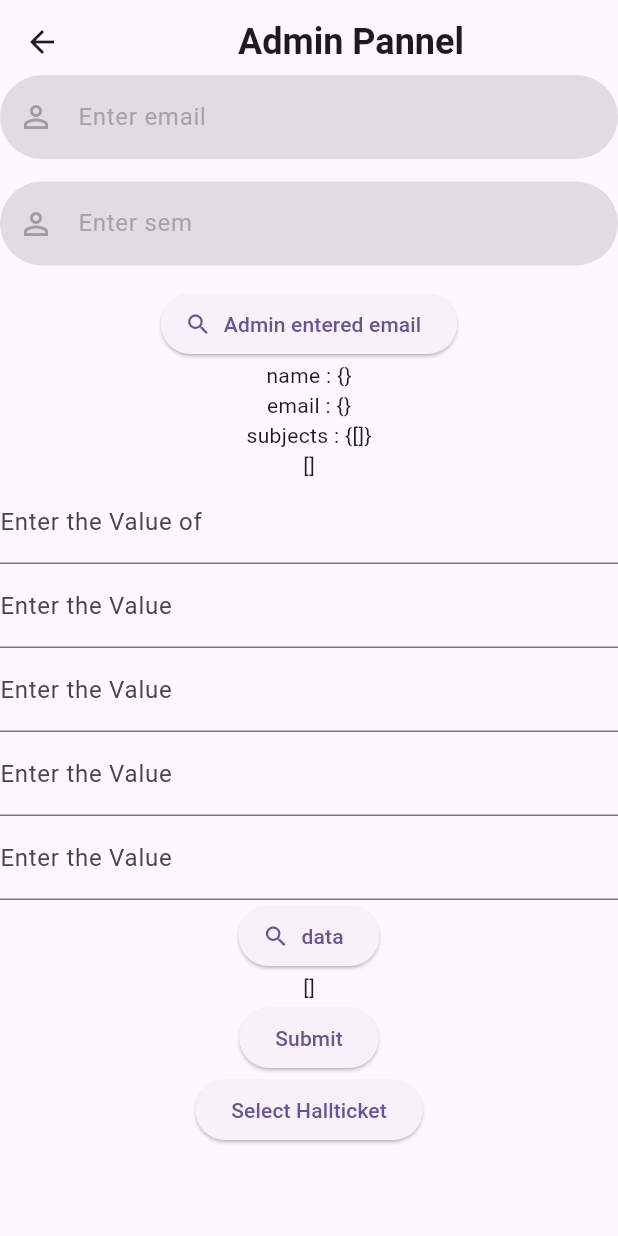
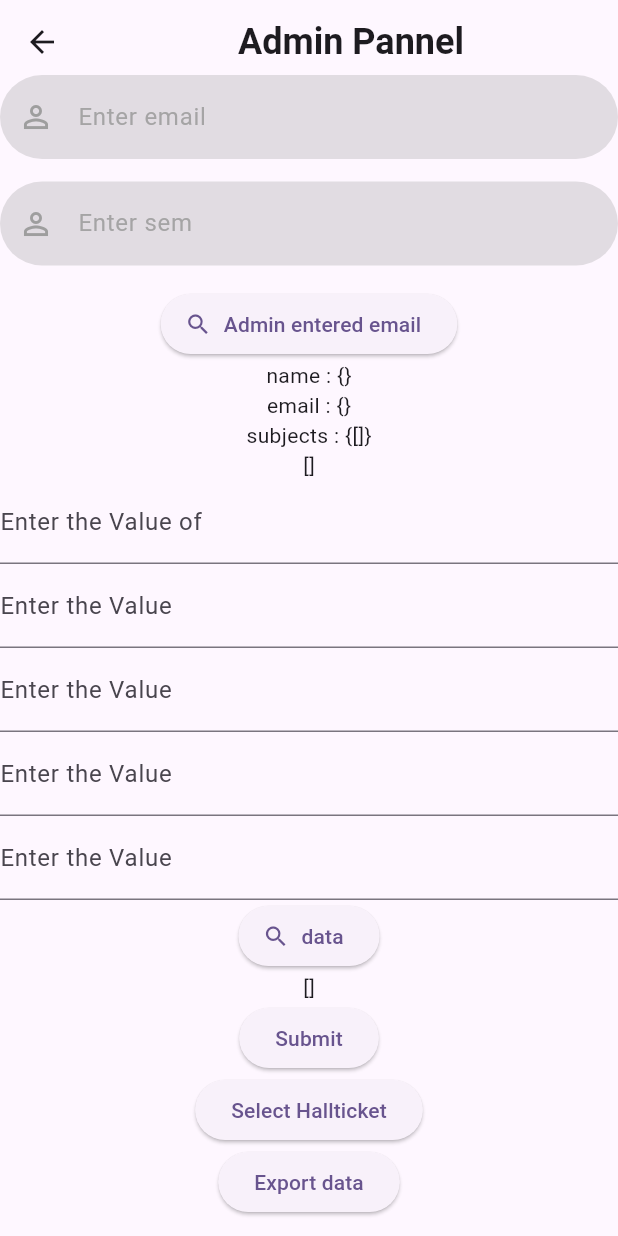
Before and after one commit to AdityaJaiswal1010/FormFillingNfc, a Flutter app: the AdminPage screen opened directly, after a tap on "Submit", on a phone screen of 412 x 824 dp. Run offline on Flutter 3.47's test engine with Material 2 defaults, Android fonts, the phone set to English and light mode, and no system bars; our stand-ins replace cloud_firestore, csv, file_picker, firebase_auth, firebase_core, firebase_storage and 1 more; missing offline and left inert: syncfusion_flutter_pdf; accounts and stored records are empty.

Commit message:
load csv file data to firebase

```diff
--- /dev/null
+++ b/lib/res/Untitled spreadsheet - Sheet1.csv
@@ -0,0 +1,3 @@
+Name ,email,subject1,subject2,subject3,subject4,marks1,marks2,marks3,marks4
+Adi,adi@gmail.com,DSA,Problem Solving,Java,Python,100,100,100,100
+Aditya,aditya@gmail.com,DSA,Problem Solving,Java,Python,99,99,99,99
--- a/lib/screens/adminscreen.dart
+++ b/lib/screens/adminscreen.dart
@@ -15,7 +15,8 @@ import 'package:firebase_core/firebase_core.dart';
 import 'package:cloud_firestore/cloud_firestore.dart';
 import 'package:firebase_storage/firebase_storage.dart';
 import 'package:flutter/material.dart';
-import 'package:flutter/services.dart';
+import 'package:flutter/services.dart' show rootBundle;
+import 'package:csv/csv.dart';
 import 'package:syncfusion_flutter_pdf/pdf.dart';
 import '../storage_services/storageService.dart';
 import '../widgets/constants.dart';
@@ -346,6 +347,7 @@ class _AdminPageState extends State<AdminPage> {
                       //  storage.uploadfiles(path1, fileName1).then((value) => print('Done'));
 
                     }, child: Text('Select Hallticket'),),
+                    ElevatedButton(onPressed: exportData, child: Text('Export data')),
               ],
 
             ),
@@ -403,10 +405,13 @@ class _AdminPageState extends State<AdminPage> {
     row.cells[0].value =nameFromDb.toString();
     row.cells[1].value = _adminEnteredEmailTextController.text.toString();
     String allmarks='';
-    result.forEach((element) {
-      allmarks+=element+'\n';
-    });
-    row.cells[2].value = allmarks;
+    for(int i=0;i<result.length;i++){
+      allmarks+=result[i].toString()+'\n';
+    };
+    List<dynamic> rdata=result;
+     //now when we call prev result all the recent result will be fetched as it is replaces
+     _getPrevResult();
+    row.cells[2].value = prevResult;
     row.cells[3].value=_adminEnteredSemTextController.text.toString();
     row.cells[4].value=subjectsFromDb.toString();
 
@@ -427,6 +432,24 @@ class _AdminPageState extends State<AdminPage> {
 
     document.dispose();
     saveAndLaunchFile(bytes,nameFromDb.toString()+'Marksheet sem ${_adminEnteredSemTextController.text.toString()}.pdf');
+  }
+
+  void exportData() async{
+    final CollectionReference colref=FirebaseFirestore.instance.collection('forms');
+    final myData = await rootBundle.loadString('lib/res/Untitled spreadsheet - Sheet1.csv');
+
+    List<List<dynamic>> csvTable=CsvToListConverter().convert(myData);
+
+    List<List<dynamic>> data=[];
+
+    data=csvTable;
+    for(var i=1;i<data.length;i++){
+      FirebaseFirestore.instance.collection('forms').add({
+        'name': data[i][0],
+        'email': data[i][1],
+
+      });
+    }
   }
   Future<void> _fetchData() async{
     FirebaseFirestore.instance.collection('users').get().then((QuerySnapshot? querySnapshot){
--- a/pubspec.yaml
+++ b/pubspec.yaml
@@ -56,13 +56,15 @@ dev_dependencies:
   path_provider:
   open_file:
   uuid:
+  csv:
 
 # For information on the generic Dart part of this file, see the
 # following page: https://dart.dev/tools/pub/pubspec
 
 # The following section is specific to Flutter packages.
 flutter:
-
+  assets:
+    - lib/res/
   # The following line ensures that the Material Icons font is
   # included with your application, so that you can use the icons in
   # the material Icons class.
```
Also changed, not shown: pubspec.lock.
